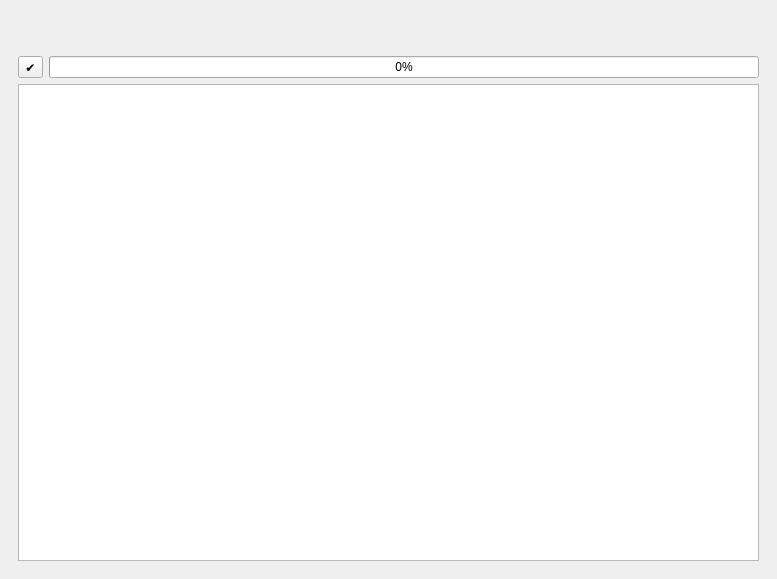
opengisch/QgisModelBaker, file QgisModelBaker/ui/validator.ui: the form before one commit.
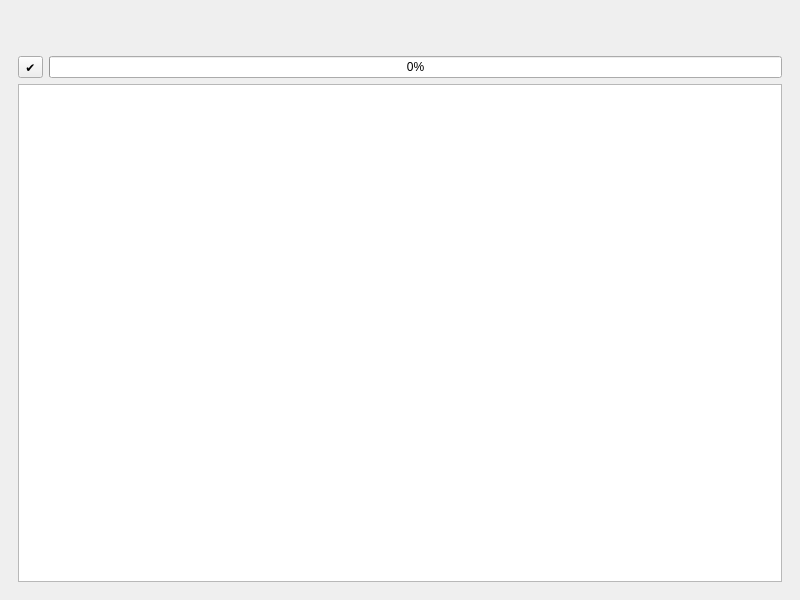
The form after the commit.

Commit message: set fix sizes in pixel

What changed in the file:
```diff
--- a/QgisModelBaker/ui/validator.ui
+++ b/QgisModelBaker/ui/validator.ui
@@ -6,8 +6,8 @@
    <rect>
     <x>0</x>
     <y>0</y>
-    <width>777</width>
-    <height>579</height>
+    <width>800</width>
+    <height>600</height>
    </rect>
   </property>
   <property name="windowTitle">
```
The commit also changes 1 other file.
